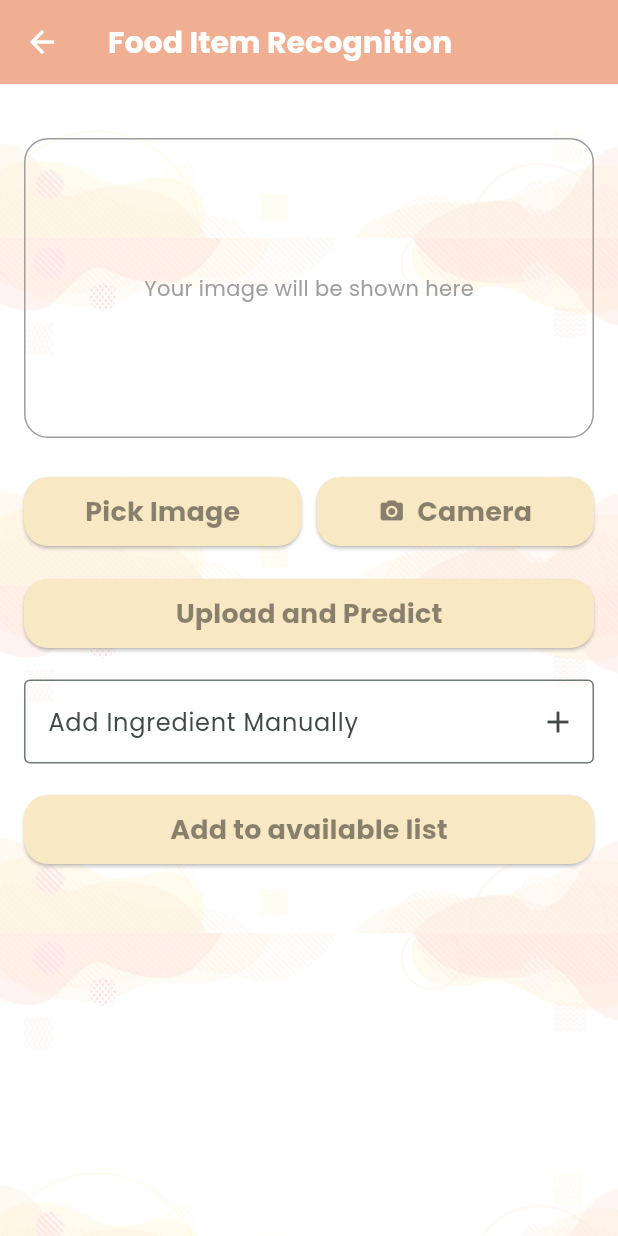
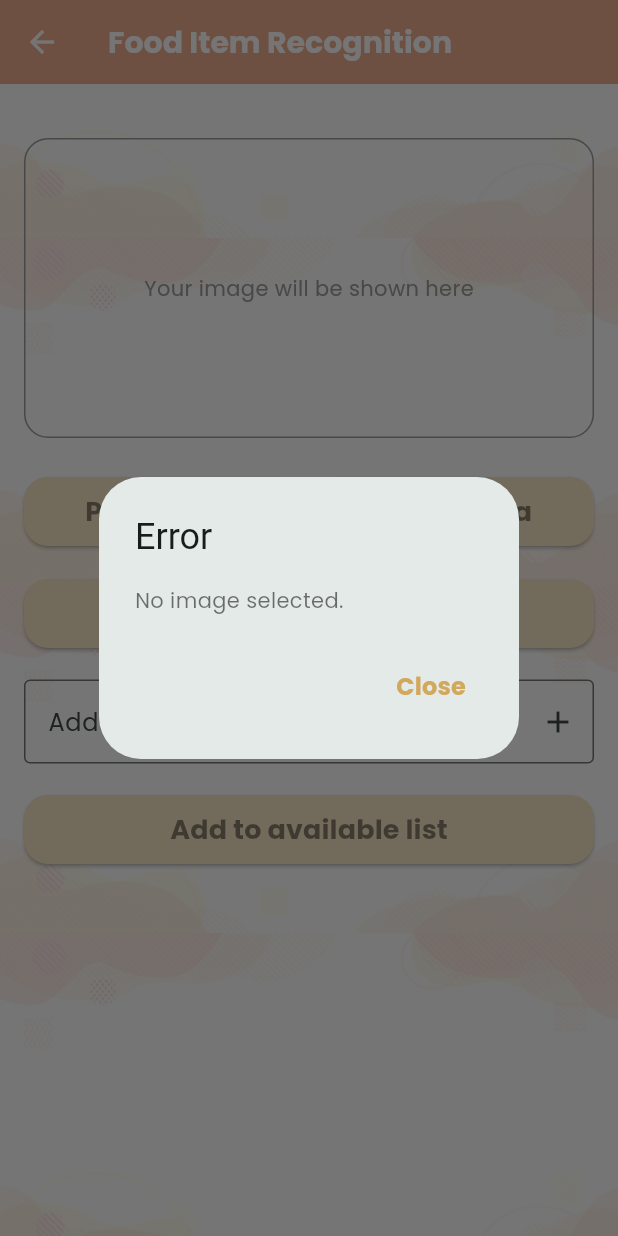
Before and after one commit to ninadgns/Android-Project-Pink-Flag, a Flutter app: the ScannerScreen screen opened directly, after a tap on "Upload and Predict", on a phone screen of 412 x 824 dp. Run offline on Flutter 3.47's test engine with Material 3 defaults, Android fonts, the phone set to English and light mode, and no system bars; our stand-ins replace carousel_slider, chewie, firebase_auth, firebase_core, firebase_storage, flutter_tts and 10 more; accounts and stored records are empty.

Commit message:
Scanner works without python backend

```diff
--- a/lib/screens/GoogleAuth.dart
+++ b/lib/screens/GoogleAuth.dart
@@ -44,7 +44,7 @@ Future<void> handleGoogleSignIn(
   } catch (e) {
     // Handle any errors
     print(e);
-    _showSnackBar("Error signing in with Google: \${e.toString()}");
+    _showSnackBar("Error signing in with Google: ${e.toString()}");
   }
 }
 
@@ -80,6 +80,6 @@ Future<UserCredential> signInWithGoogle() async {
     return await FirebaseAuth.instance.signInWithCredential(credential);
   } catch (e) {
     // Handle sign-in errors
-    throw Exception('Failed to sign in with Google: \$e');
+    throw Exception('Failed to sign in with Google: $e');
   }
 }
--- a/lib/screens/ScannerScreen.dart
+++ b/lib/screens/ScannerScreen.dart
@@ -36,33 +36,63 @@ class ScannerScreen extends StatelessWidget {
   }
 
   Future<void> _uploadImage(BuildContext context, Function updateState) async {
-    if (_imageBytes == null) return;
+    if (_imageBytes == null) {
+      _showErrorDialog(context, "No image selected.");
+      return;
+    }
 
-    final url = Uri.parse('http://localhost:5000/predict'); // Backend URL
-    final request = http.MultipartRequest('POST', url);
-    request.files.add(
-        http.MultipartFile.fromBytes(
-            'image', _imageBytes!, filename: 'image.png'));
+    const String clarifaiPAT = '8d791a58ddeb4ed0a1b57df02fa4fadc';
+    const String userId = 'clarifai';
+    const String appId = 'main';
+    const String modelId = 'food-item-recognition';
+    const String modelVersionId = '1d5fd481e0cf4826aa72ec3ff049e044';
+
+    final String url =
+        'https://api.clarifai.com/v2/models/$modelId/versions/$modelVersionId/outputs';
+
+    final String base64Image = base64Encode(_imageBytes!);
+
+    final requestBody = {
+      "user_app_id": {"user_id": userId, "app_id": appId},
+      "inputs": [
+        {
+          "data": {
+            "image": {"base64": base64Image}
+          }
+        }
+      ]
+    };
 
     try {
-      final response = await request.send();
-      final responseData = await response.stream.bytesToString();
+      final response = await http.post(
+        Uri.parse(url),
+        headers: {
+          'Accept': 'application/json',
+          'Authorization': 'Key $clarifaiPAT',
+          'Content-Type': 'application/json',
+        },
+        body: jsonEncode(requestBody),
+      );
+
+      print("Response Status: ${response.statusCode}");
+      print("Response Body: ${response.body}");
 
       if (response.statusCode == 200) {
-        final predictions = jsonDecode(responseData);
+        final responseData = jsonDecode(response.body);
+        final predictions = responseData['outputs'][0]['data']['concepts'];
         print(predictions);
+
         updateState(() {
           _ingredients.clear();
           _ingredients.addAll(predictions
               .where((prediction) =>
                   prediction.containsKey('value') && prediction['value'] >= 0.2)
-              .map<Map<String, dynamic>>((prediction) =>
-          {
-            'name': prediction['name']
-          }));
+              .map<Map<String, dynamic>>(
+                  (prediction) => {'name': prediction['name']}));
         });
       } else {
-        _showErrorDialog(context, "Error: ${response.statusCode}");
+        _showErrorDialog(
+            context, "Error: ${response.statusCode} - ${response.body}");
       }
     } catch (e) {
       _showErrorDialog(context, "An error occurred: $e");
@@ -86,12 +116,10 @@ class ScannerScreen extends StatelessWidget {
     final cartItems = _ingredients.map((e) => e['name']).join(", ");
     showDialog(
       context: context,
-      builder: (context) =>
-          AlertDialog(
+      builder: (context) => AlertDialog(
         title: const Text("Items Added to Cart"),
-            content: Text(cartItems.isEmpty
-                ? "No items in the list."
-                : "Items: $cartItems"),
+        content: Text(
+            cartItems.isEmpty ? "No items in the list." : "Items: $cartItems"),
         actions: [
           TextButton(
             onPressed: () => Navigator.of(context).pop(),
@@ -109,8 +137,7 @@ class ScannerScreen extends StatelessWidget {
   void _showErrorDialog(BuildContext context, String message) {
     showDialog(
       context: context,
-      builder: (context) =>
-          AlertDialog(
+      builder: (context) => AlertDialog(
         title: const Text("Error"),
         content: Text(message),
         actions: [
@@ -215,7 +242,8 @@ class ScannerScreen extends StatelessWidget {
                             borderRadius: BorderRadius.circular(16),
                           ),
                         ),
-                        child: const Text('Pick Image',
+                        child: const Text(
+                          'Pick Image',
                           style: TextStyle(
                             fontSize: 18,
                             color: Colors.black45,
@@ -227,8 +255,10 @@ class ScannerScreen extends StatelessWidget {
                     Expanded(
                       child: ElevatedButton.icon(
                         onPressed: () => _takePhoto(context, updateState),
-                        icon: const Icon(Icons.camera_alt, color: Colors.black45),
-                        label: const Text('Camera',
+                        icon:
+                            const Icon(Icons.camera_alt, color: Colors.black45),
+                        label: const Text(
+                          'Camera',
                           style: TextStyle(
                             fontSize: 18,
                             color: Colors.black45,
@@ -255,7 +285,8 @@ class ScannerScreen extends StatelessWidget {
                       borderRadius: BorderRadius.circular(16),
                     ),
                   ),
-                  child: const Text('Upload and Predict',
+                  child: const Text(
+                    'Upload and Predict',
                     style: TextStyle(
                       fontSize: 18,
                       color: Colors.black45,
@@ -289,7 +320,8 @@ class ScannerScreen extends StatelessWidget {
                       borderRadius: BorderRadius.circular(16),
                     ),
                   ),
-                  child: const Text('Add to available list',
+                  child: const Text(
+                    'Add to available list',
                     style: TextStyle(
                       fontSize: 18,
                       color: Colors.black45,
@@ -314,7 +346,8 @@ class ScannerScreen extends StatelessWidget {
                               : null,
                           trailing: IconButton(
                             icon: const Icon(Icons.delete, color: Colors.red),
-                            onPressed: () => _removeIngredient(index, updateState),
+                            onPressed: () =>
+                                _removeIngredient(index, updateState),
                           ),
                         ),
                       );
```
Also changed, not shown: lib/main.dart (+6 -9 lines), lib/screens/Profile/PaymentMethodsScreen.dart (+21 -42 lines), lib/widgets/SubscriptionScreen/CurrentSubscriptionWidget.dart (+3 -5 lines). Lines whose indentation alone changed are shown as unchanged.
